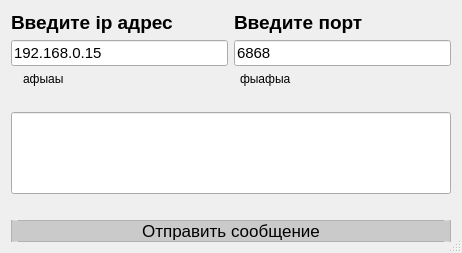
Batonreal/UDPconnect, file UDPconnectQT.ui: the form before one commit.
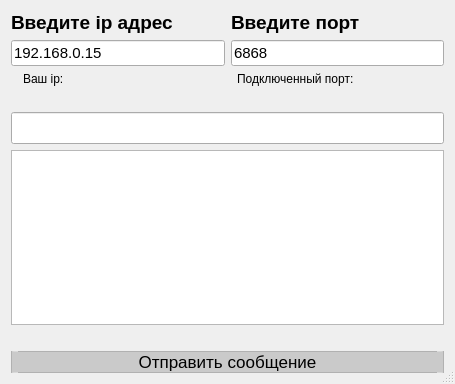
The form after the commit.

The edit to the form file:
```diff
--- a/UDPconnectQT.ui
+++ b/UDPconnectQT.ui
@@ -6,8 +6,8 @@
    <rect>
     <x>0</x>
     <y>0</y>
-    <width>462</width>
-    <height>253</height>
+    <width>455</width>
+    <height>384</height>
    </rect>
   </property>
   <property name="windowTitle">
@@ -106,7 +106,7 @@
           </size>
          </property>
          <property name="text">
-          <string>афыаы</string>
+          <string>Ваш ip:</string>
          </property>
         </widget>
        </item>
@@ -125,7 +125,7 @@
           </size>
          </property>
          <property name="text">
-          <string>фыафыа</string>
+          <string>Подключенный порт:</string>
          </property>
         </widget>
        </item>
@@ -165,6 +165,9 @@
        </property>
       </widget>
      </item>
+     <item>
+      <widget class="QTextBrowser" name="textBrowser"/>
+     </item>
      <item>
       <spacer name="verticalSpacer_2">
        <property name="orientation">
```
Left out of the diff: 4 changed lines with no effect on the pictures.
